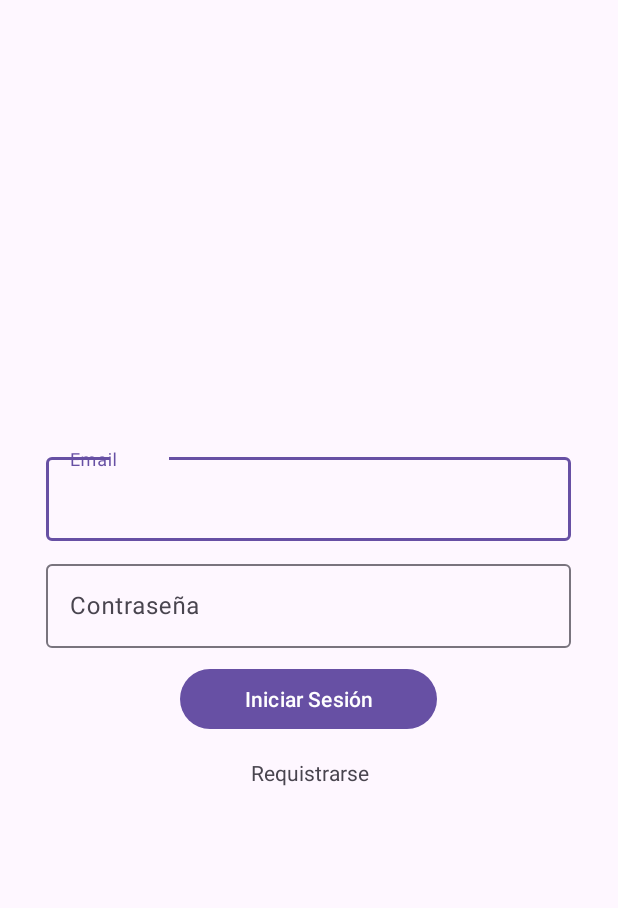
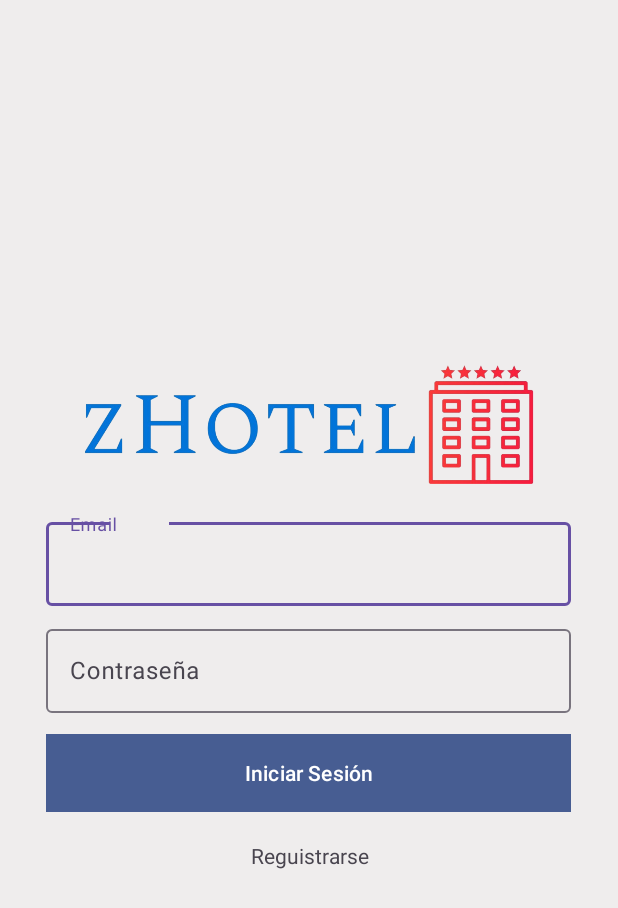
Before and after one commit to Sanchez70/ProyectoMovilWebM4A, an Android app: the screen it shows after launch (Login), after a tap on "Iniciar Sesión", on a phone screen of 412 x 824 dp. Shown: the top 908 px of the screen. Run offline under Robolectric (Android 15) with nearby library versions, the phone set to English and light mode, and no system bars; our stand-ins replace Firebase (no records; nobody signed in at launch, a user with empty details on screens opened directly).

Commit message:
logincorrecion

```diff
--- a/app/src/main/res/layout/activity_login.xml
+++ b/app/src/main/res/layout/activity_login.xml
@@ -4,9 +4,20 @@
     xmlns:tools="http://schemas.android.com/tools"
     android:layout_width="match_parent"
     android:layout_height="match_parent"
+    android:background="#EFEDED"
     android:gravity="center"
     android:orientation="vertical"
     tools:context=".Login">
+
+    <ImageView
+        android:id="@+id/imageView5"
+        android:layout_width="393dp"
+        android:layout_height="79dp"
+        app:srcCompat="@drawable/img_20240115_wa0001_removebg_preview" />
+
+    <Space
+        android:layout_width="match_parent"
+        android:layout_height="20dp" />
 
     <com.google.android.material.textfield.TextInputLayout
 
@@ -47,10 +58,11 @@
 
     <Button
         android:id="@+id/buttonLogin"
-        android:layout_width="171dp"
-        android:layout_height="wrap_content"
-        android:text="Iniciar Sesión" />
-
+        android:layout_width="350dp"
+        android:layout_height="60dp"
+        android:backgroundTint="@color/material_dynamic_primary40"
+        android:text="Iniciar Sesión"
+        app:cornerRadius="0dp" />
     <Space
         android:layout_width="match_parent"
         android:layout_height="15dp" />
@@ -60,7 +72,7 @@
         android:layout_width="match_parent"
         android:layout_height="wrap_content"
         android:gravity="center"
-        android:text="Requistrarse"
+        android:text="Reguistrarse"
         android:textAlignment="center" />
 
 </LinearLayout>
--- a/app/src/main/res/values/colors.xml
+++ b/app/src/main/res/values/colors.xml
@@ -2,4 +2,5 @@
 <resources>
     <color name="black">#FF000000</color>
     <color name="white">#FFFFFFFF</color>
+    <color name="colorAzul">#1976D2</color>
 </resources>
```
Also changed, not shown: app/src/main/java/com/ista/zhotel/Registrar.java (+9 -1 lines), app/src/main/res/drawable/boton_redondeado.xml (added, +7 -0 lines), app/src/main/res/layout/activity_main.xml (+6 -4 lines), app/src/main/res/layout/activity_registrar.xml (+12 -6 lines).
